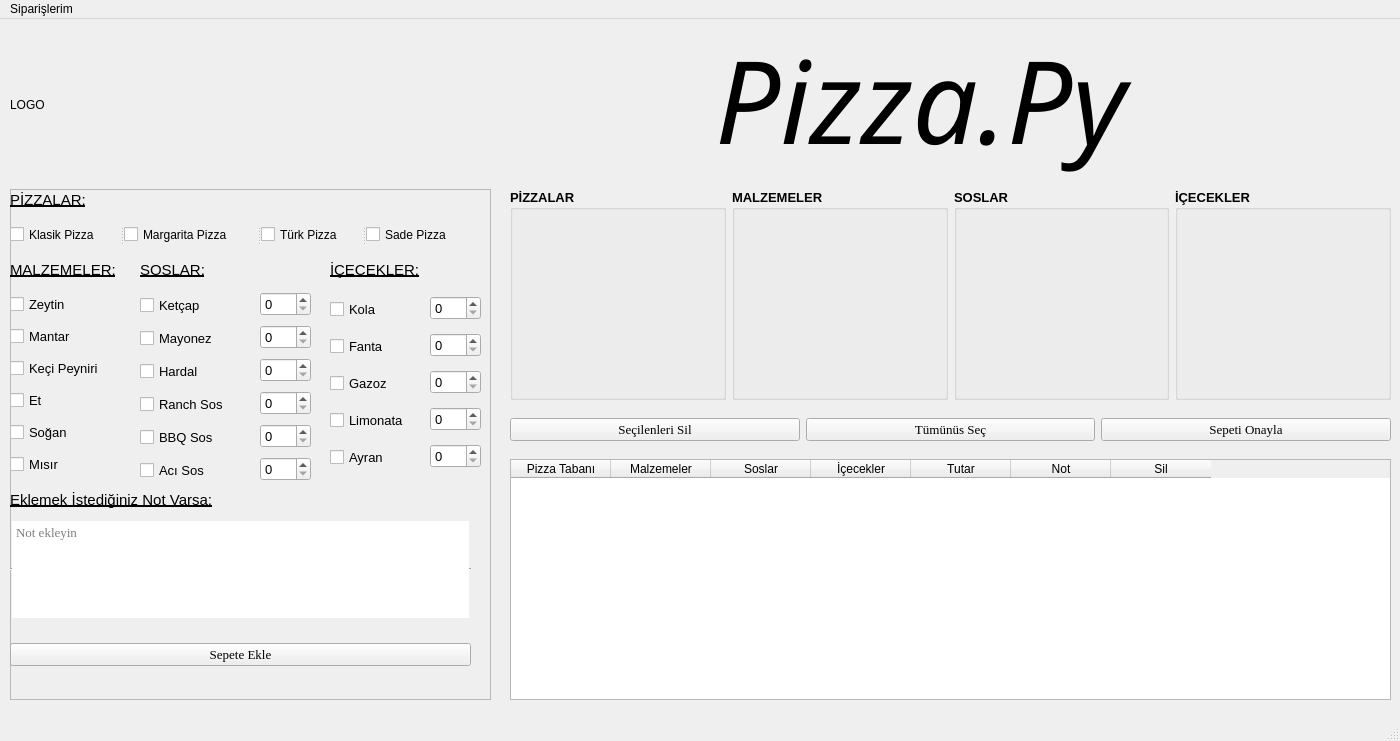
Old version of the form untitled.ui in the repository the-atasoy/Global_AI_HUB_Pizza_Order_System.
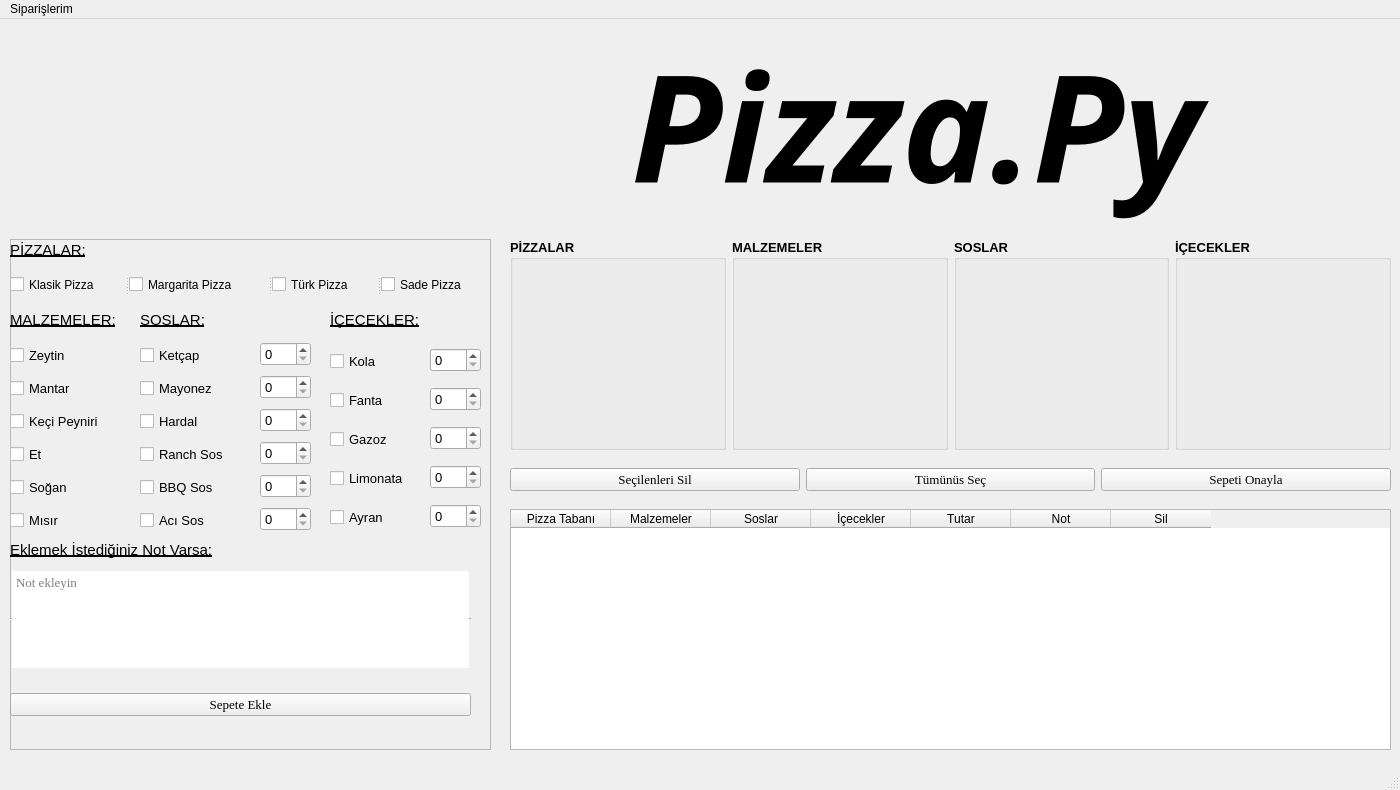
New version of the form. Icons and pictures are not drawn.

Commit message: arayüze logo eklendi

```diff
--- a/untitled.ui
+++ b/untitled.ui
@@ -7,7 +7,7 @@
     <x>0</x>
     <y>0</y>
     <width>1400</width>
-    <height>741</height>
+    <height>790</height>
    </rect>
   </property>
   <property name="windowTitle">
@@ -18,7 +18,7 @@
     <property name="geometry">
      <rect>
       <x>10</x>
-      <y>170</y>
+      <y>220</y>
       <width>481</width>
       <height>511</height>
      </rect>
@@ -235,7 +235,7 @@
       <rect>
        <x>0</x>
        <y>30</y>
-       <width>461</width>
+       <width>481</width>
        <height>31</height>
       </rect>
      </property>
@@ -295,7 +295,7 @@
        <x>0</x>
        <y>100</y>
        <width>114</width>
-       <height>191</height>
+       <height>201</height>
       </rect>
      </property>
      <layout class="QVBoxLayout" name="verticalLayout">
@@ -404,7 +404,7 @@
        <x>420</x>
        <y>100</y>
        <width>51</width>
-       <height>191</height>
+       <height>201</height>
       </rect>
      </property>
      <layout class="QVBoxLayout" name="verticalLayout_4">
@@ -527,7 +527,7 @@
        <x>320</x>
        <y>100</y>
        <width>101</width>
-       <height>191</height>
+       <height>201</height>
       </rect>
      </property>
      <layout class="QVBoxLayout" name="verticalLayout_5">
@@ -598,7 +598,7 @@
     <property name="geometry">
      <rect>
       <x>510</x>
-      <y>390</y>
+      <y>440</y>
       <width>881</width>
       <height>41</height>
      </rect>
@@ -649,7 +649,7 @@
     <property name="geometry">
      <rect>
       <x>510</x>
-      <y>440</y>
+      <y>490</y>
       <width>881</width>
       <height>241</height>
      </rect>
@@ -713,12 +713,16 @@
      <rect>
       <x>10</x>
       <y>10</y>
-      <width>461</width>
-      <height>151</height>
+      <width>481</width>
+      <height>211</height>
      </rect>
     </property>
+    <property name="styleSheet">
+     <string notr="true">border-image: url(:/logo_3/logo_3.png);
+</string>
+    </property>
     <property name="text">
-     <string>LOGO </string>
+     <string/>
     </property>
    </widget>
    <widget class="QLabel" name="label_2">
@@ -727,16 +731,16 @@
       <x>480</x>
       <y>0</y>
       <width>911</width>
-      <height>161</height>
+      <height>211</height>
      </rect>
     </property>
     <property name="font">
      <font>
       <family>Monotype Corsiva</family>
-      <pointsize>86</pointsize>
-      <weight>50</weight>
+      <pointsize>112</pointsize>
+      <weight>75</weight>
       <italic>true</italic>
-      <bold>false</bold>
+      <bold>true</bold>
      </font>
     </property>
     <property name="text">
@@ -750,7 +754,7 @@
     <property name="geometry">
      <rect>
       <x>510</x>
-      <y>170</y>
+      <y>220</y>
       <width>881</width>
       <height>211</height>
      </rect>
```
Left out of the diff: 4 changed lines with no effect on the pictures. The commit also changes 17 other files.
